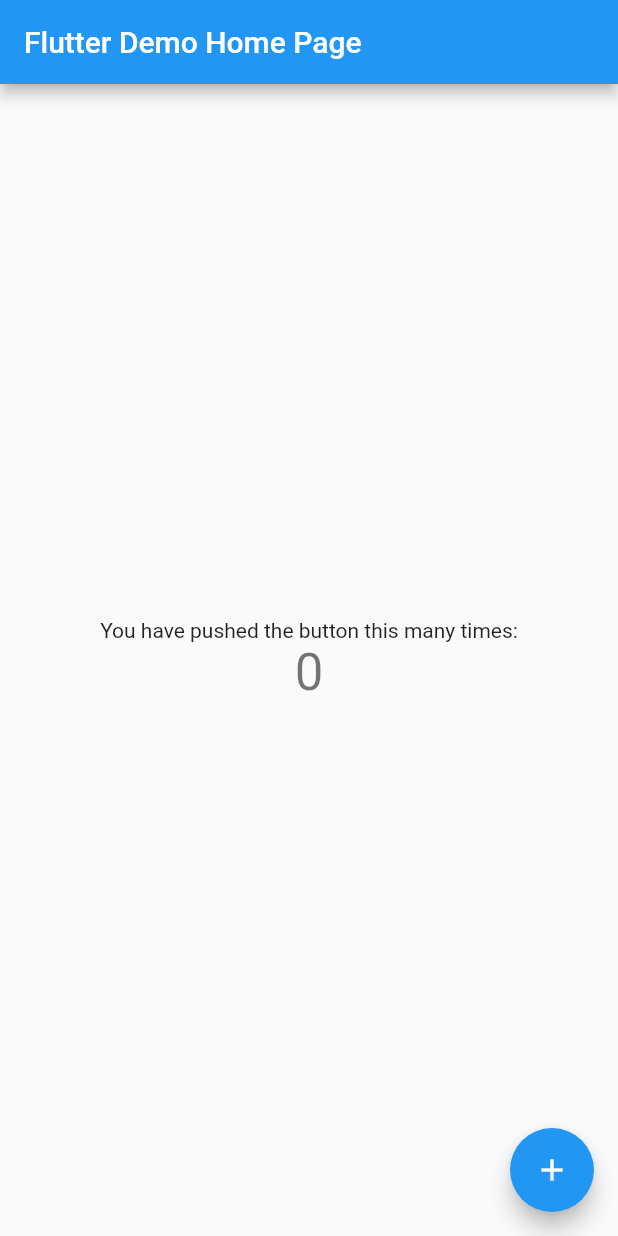
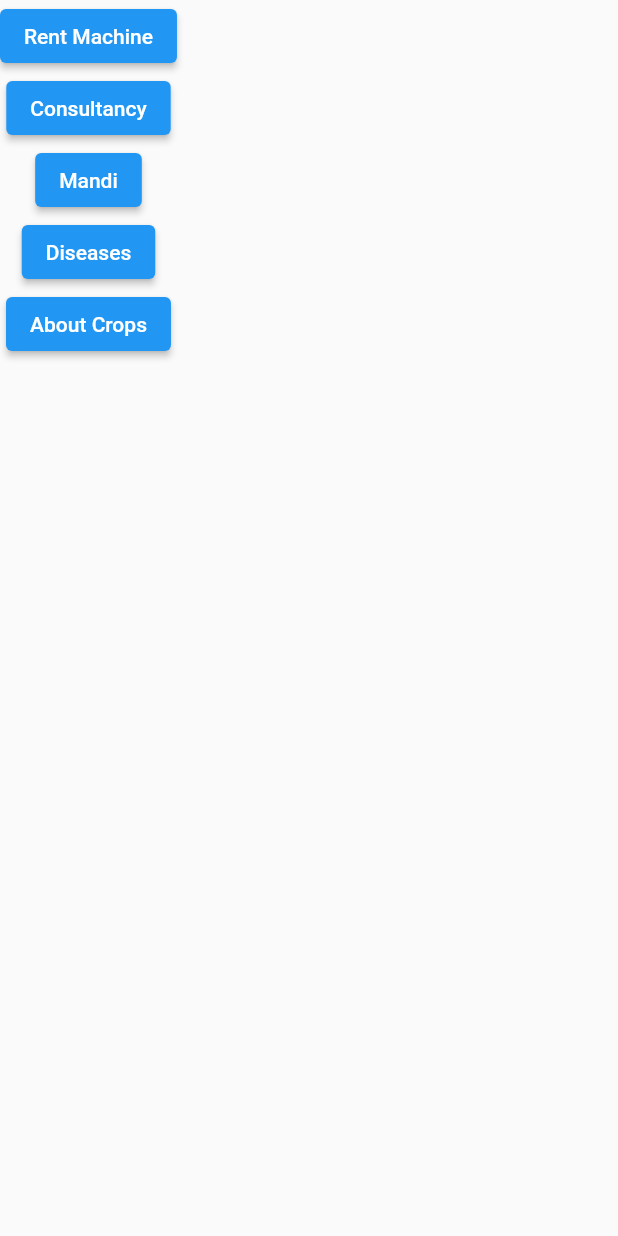
Before and after one commit to abhimittal17/agriculture, a Flutter app: the screen it shows after launch, on a phone screen of 412 x 824 dp. Run offline on Flutter 3.47's test engine with Material 2 defaults, Android fonts, the phone set to English and light mode, and no system bars; our stand-ins replace firebase_core; missing offline and left inert: cloud_firestore_web, firebase_core_web, firebase_storage_web; accounts and stored records are empty.

Commit message:
home set intially

```diff
--- /dev/null
+++ b/agriculture/lib/home_screen.dart
@@ -0,0 +1,34 @@
+import 'package:flutter/material.dart';
+import 'package:flutter/src/foundation/key.dart';
+import 'package:flutter/src/widgets/framework.dart';
+
+class MyHomePage extends StatelessWidget {
+  const MyHomePage({Key? key}) : super(key: key);
+
+  @override
+  Widget build(BuildContext context) {
+    return Scaffold(
+      body: Column(
+        children: [
+          ElevatedButton(
+            onPressed: () {},
+            child: Text("Rent Machine"),
+          ),
+          ElevatedButton(
+            onPressed: () {},
+            child: Text("Consultancy"),
+          ),ElevatedButton(
+            onPressed: () {},
+            child: Text("Mandi"),
+          ),ElevatedButton(
+            onPressed: () {},
+            child: Text("Diseases"),
+          ),ElevatedButton(
+            onPressed: () {},
+            child: Text("About Crops"),
+          ),
+        ],
+      ),
+    );
+  }
+}
--- a/agriculture/lib/main.dart
+++ b/agriculture/lib/main.dart
@@ -1,6 +1,12 @@
+import 'package:agriculture/home_screen.dart';
+import 'package:firebase_core/firebase_core.dart';
 import 'package:flutter/material.dart';
 
-void main() {
+void main()async {
+   WidgetsFlutterBinding.ensureInitialized();
+
+    await Firebase.initializeApp();
+
   runApp(const MyApp());
 }
 
@@ -11,105 +17,12 @@
   @override
   Widget build(BuildContext context) {
     return MaterialApp(
-      title: 'Flutter Demo',
+      title: 'Aggriculture',
       theme: ThemeData(
-        // This is the theme of your application.
-        //
-        // Try running your application with "flutter run". You'll see the
-        // application has a blue toolbar. Then, without quitting the app, try
-        // changing the primarySwatch below to Colors.green and then invoke
-        // "hot reload" (press "r" in the console where you ran "flutter run",
-        // or simply save your changes to "hot reload" in a Flutter IDE).
-        // Notice that the counter didn't reset back to zero; the application
-        // is not restarted.
+
         primarySwatch: Colors.blue,
       ),
-      home: const MyHomePage(title: 'Flutter Demo Home Page'),
+      home: const MyHomePage(),
     );
   }
 }
-
-class MyHomePage extends StatefulWidget {
-  const MyHomePage({super.key, required this.title});
-
-  // This widget is the home page of your application. It is stateful, meaning
-  // that it has a State object (defined below) that contains fields that affect
-  // how it looks.
-
-  // This class is the configuration for the state. It holds the values (in this
-  // case the title) provided by the parent (in this case the App widget) and
-  // used by the build method of the State. Fields in a Widget subclass are
-  // always marked "final".
-
-  final String title;
-
-  @override
-  State<MyHomePage> createState() => _MyHomePageState();
-}
-
-class _MyHomePageState extends State<MyHomePage> {
-  int _counter = 0;
-
-  void _incrementCounter() {
-    setState(() {
-      // This call to setState tells the Flutter framework that something has
-      // changed in this State, which causes it to rerun the build method below
-      // so that the display can reflect the updated values. If we changed
-      // _counter without calling setState(), then the build method would not be
-      // called again, and so nothing would appear to happen.
-      _counter++;
-    });
-  }
-
-  @override
-  Widget build(BuildContext context) {
-    // This method is rerun every time setState is called, for instance as done
-    // by the _incrementCounter method above.
-    //
-    // The Flutter framework has been optimized to make rerunning build methods
-    // fast, so that you can just rebuild anything that needs updating rather
-    // than having to individually change instances of widgets.
-    return Scaffold(
-      appBar: AppBar(
-        // Here we take the value from the MyHomePage object that was created by
-        // the App.build method, and use it to set our appbar title.
-        title: Text(widget.title),
-      ),
-      body: Center(
-        // Center is a layout widget. It takes a single child and positions it
-        // in the middle of the parent.
-        child: Column(
-          // Column is also a layout widget. It takes a list of children and
-          // arranges them vertically. By default, it sizes itself to fit its
-          // children horizontally, and tries to be as tall as its parent.
-          //
-          // Invoke "debug painting" (press "p" in the console, choose the
-          // "Toggle Debug Paint" action from the Flutter Inspector in Android
-          // Studio, or the "Toggle Debug Paint" command in Visual Studio Code)
-          // to see the wireframe for each widget.
-          //
-          // Column has various properties to control how it sizes itself and
-          // how it positions its children. Here we use mainAxisAlignment to
-          // center the children vertically; the main axis here is the vertical
-          // axis because Columns are vertical (the cross axis would be
-          // horizontal).
-          mainAxisAlignment: MainAxisAlignment.center,
-          children: <Widget>[
-            const Text(
-              'You have pushed the button this many times:',
-            ),
-            Text(
-              '$_counter',
-              style: Theme.of(context).textTheme.headline4,
-            ),
-          ],
-        ),
-      ),
-      floatingActionButton: FloatingActionButton(
-        onPressed: _incrementCounter,
-        tooltip: 'Increment',
-        child: const Icon(Icons.add),
-      ), // This trailing comma makes auto-formatting nicer for build methods.
-    );
-  }
-}
--- a/agriculture/pubspec.yaml
+++ b/agriculture/pubspec.yaml
@@ -36,6 +36,9 @@
   # The following adds the Cupertino Icons font to your application.
   # Use with the CupertinoIcons class for iOS style icons.
   cupertino_icons: ^1.0.2
+  firebase_core: ^1.21.1
+  firebase_storage: ^10.3.7
+  cloud_firestore: ^3.4.6
 
 dev_dependencies:
   flutter_test:
```
Also changed, not shown: agriculture/lib/generated_plugin_registrant.dart (added, +21 -0 lines), agriculture/pubspec.lock, 2 other files.
